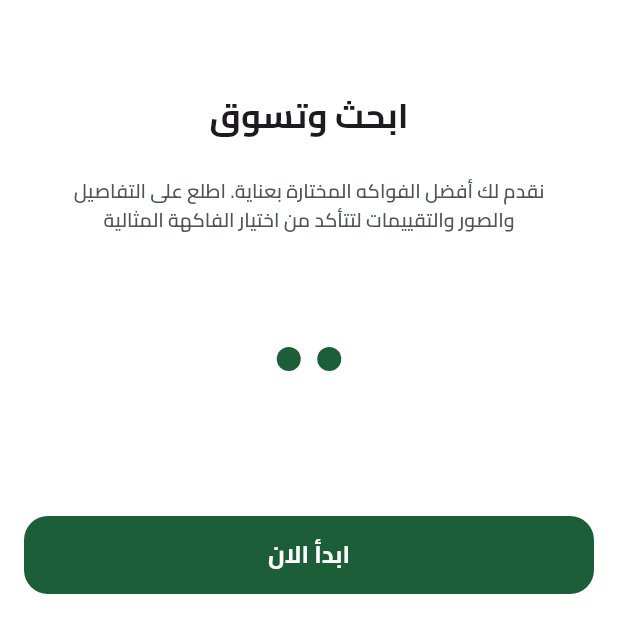
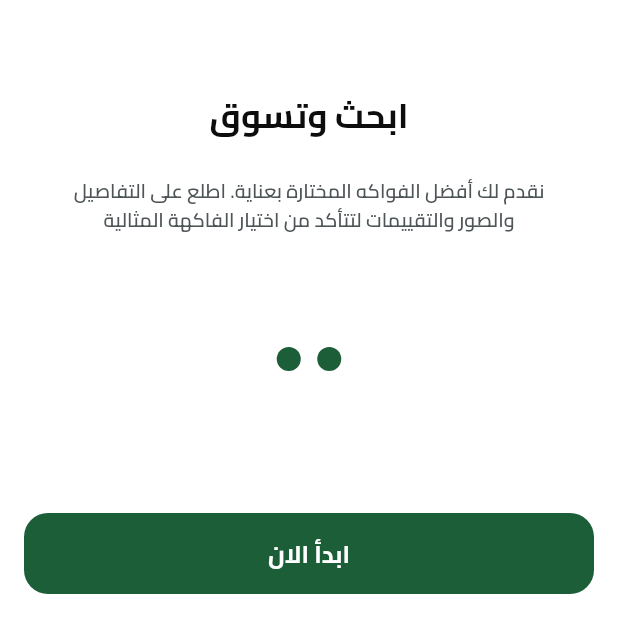
Before and after one commit to TarekLotfy30/fruit_hub, a Flutter app: the screen it shows after launch, swiped to page 2, on a phone screen of 412 x 824 dp, the part 618-1236 px from its top. Run offline on Flutter 3.47's test engine with Material 3 defaults, Android fonts, the phone set to English and light mode, and no system bars; drawn by our look-alikes of smooth_page_indicator; our stand-ins replace device_preview, easy_localization, flutter_bloc, flutter_svg.

Commit message:
add theme light and dark

```diff
--- a/lib/core/helpers/images.dart
+++ b/lib/core/helpers/images.dart
@@ -1,5 +1,5 @@
 class AppImages {
-  AppImages._();
+  const AppImages._();
 
   // Splash Screen
   static const String circles = 'assets/svgs/splash/circles.svg';
--- a/lib/core/theming/colors/app_colors.dart
+++ b/lib/core/theming/colors/app_colors.dart
@@ -1,13 +1,13 @@
 import 'package:flutter/material.dart';
 
 class AppColors {
-  AppColors._(); //or make it Abstract class
+  const AppColors._(); //or make it Abstract class
 
   // Primary Colors
   static const Color primaryColor = Color(0xFF1B5E37);
   static const Color secondaryColor = Color(0xFFF4A91F);
-  static const Color backgroundColor = Color(0xFFFFFFFF);
-  static const Color black = Color(0xFF0C0D0D);
+  static const Color white = Color(0xFFFFFFFF);
+  static const Color black = Color(0xFF0D0D0D);
   static const Color darkGray = Color(0xFF4E5556);
   static const Color coolGray = Color(0xFF949D9E);
 
--- /dev/null
+++ b/lib/core/theming/themes/app_styles.dart
@@ -0,0 +1,102 @@
+import 'package:flutter/material.dart';
+
+import '../colors/app_colors.dart';
+import '../typography/app_text_style.dart';
+
+/*    floatingActionButtonTheme: const FloatingActionButtonThemeData(
+      backgroundColor: AppColors.primaryColor,
+      elevation: 0,
+      shape: CircleBorder(),
+    ),
+    inputDecorationTheme: InputDecorationTheme(
+      border: OutlineInputBorder(
+        borderRadius: BorderRadius.circular(10),
+      ),
+      enabledBorder: const OutlineInputBorder(
+        borderSide: BorderSide(
+          width: 0.85,
+        ),
+      ),
+      focusedBorder: const OutlineInputBorder(
+        borderSide: BorderSide(
+          color: AppColors.primaryColor,
+          width: 1,
+        ),
+      ),
+      labelStyle: const TextStyle(
+        fontSize: 13,
+        fontFamily: 'Lato',
+      ),
+      floatingLabelStyle: const TextStyle(
+        color: AppColors.primaryColor,
+        fontSize: 13,
+        fontFamily: 'Lato',
+      ),
+      prefixIconColor: AppColors.primaryColor,
+      suffixIconColor: AppColors.primaryColor,
+    ),
+   */
+class AppStyles {
+  const AppStyles._();
+
+  //---------------------- Common Styles -------------------------
+  /// Define Page transitions for iOS and Android.
+  static const PageTransitionsTheme pageTransitionsTheme = PageTransitionsTheme(
+    builders: {
+      TargetPlatform.iOS: CupertinoPageTransitionsBuilder(),
+      TargetPlatform.android: CupertinoPageTransitionsBuilder(),
+    },
+  );
+
+  /// Define Common ElevatedButton Style
+  static final ButtonStyle baseElevatedButtonStyle = ElevatedButton.styleFrom(
+    padding: const EdgeInsets.symmetric(
+      horizontal: 14,
+      vertical: 12,
+    ),
+    backgroundColor: AppColors.primaryColor,
+    elevation: 0,
+    minimumSize: const Size(double.maxFinite, 52),
+    shape: RoundedRectangleBorder(
+      borderRadius: BorderRadius.circular(16),
+    ),
+    textStyle: AppTextStyles.textStyle16.copyWith(
+      fontWeight: FontWeight.bold,
+      fontFamily: 'Cairo',
+    ),
+  );
+
+  //---------------------- Light Theme --------------------------
+
+  /// Defines the ElevatedButton Light Theme
+  static final ElevatedButtonThemeData elevatedButtonLightTheme =
+      ElevatedButtonThemeData(
+    style: baseElevatedButtonStyle.copyWith(
+      foregroundColor: WidgetStateProperty.all(AppColors.white),
+    ),
+  );
+
+  /// Defines the TextTheme Light Theme
+  static final TextTheme textLightTheme = ThemeData.light().textTheme.apply(
+        fontFamily: 'Cairo',
+        displayColor: AppColors.black,
+        bodyColor: AppColors.black,
+      );
+
+  //---------------------- Dark Theme --------------------------
+
+  /// Defines the ElevatedButton Dark Theme
+  static final ElevatedButtonThemeData elevatedButtonDarkTheme =
+      ElevatedButtonThemeData(
+    style: baseElevatedButtonStyle.copyWith(
+      foregroundColor: WidgetStateProperty.all(AppColors.black),
+    ),
+  );
+
+  /// Defines the TextTheme Dark Theme
+  static final TextTheme textDarkTheme = ThemeData.dark().textTheme.apply(
+        fontFamily: 'Cairo',
+        displayColor: AppColors.white,
+        bodyColor: AppColors.white,
+      );
+}
--- a/lib/core/theming/themes/app_theme.dart
+++ b/lib/core/theming/themes/app_theme.dart
@@ -1,65 +1,27 @@
 import 'package:flutter/material.dart';
 
 import '../colors/app_colors.dart';
+import 'app_styles.dart';
 
 /// A utility class for defining app themes using ThemeData.
 class AppTheme {
-  AppTheme._(); // Private constructor to prevent instantiation.
+  const AppTheme._(); // Private constructor to prevent instantiation.
 
   /// Defines the light mode theme.
-  static ThemeData lightMode = ThemeData(
-    pageTransitionsTheme: _pageTransitionsTheme,
-    primaryColor: AppColors.primaryColor,
-    scaffoldBackgroundColor: AppColors.backgroundColor,
-    fontFamily: 'Cairo',
-    /*    floatingActionButtonTheme: const FloatingActionButtonThemeData(
-      backgroundColor: AppColors.primaryColor,
-      elevation: 0,
-      shape: CircleBorder(),
-    ),
-    elevatedButtonTheme: ElevatedButtonThemeData(
-      style: ElevatedButton.styleFrom(
-        backgroundColor: AppColors.primaryColor,
-        elevation: 0,
-      ),
-    ),
-    inputDecorationTheme: InputDecorationTheme(
-      border: OutlineInputBorder(
-        borderRadius: BorderRadius.circular(10),
-      ),
-      enabledBorder: const OutlineInputBorder(
-        borderSide: BorderSide(
-          width: 0.85,
-        ),
-      ),
-      focusedBorder: const OutlineInputBorder(
-        borderSide: BorderSide(
-          color: AppColors.primaryColor,
-          width: 1,
-        ),
-      ),
-      labelStyle: const TextStyle(
-        fontSize: 13,
-        fontFamily: 'Lato',
-      ),
-      floatingLabelStyle: const TextStyle(
-        color: AppColors.primaryColor,
-        fontSize: 13,
-        fontFamily: 'Lato',
-      ),
-      prefixIconColor: AppColors.primaryColor,
-      suffixIconColor: AppColors.primaryColor,
-    ),*/
-  );
-
-  /// Defines the page transition animations for different platforms.
-  static const PageTransitionsTheme _pageTransitionsTheme =
-      PageTransitionsTheme(
-    builders: {
-      TargetPlatform.android: CupertinoPageTransitionsBuilder(),
-      TargetPlatform.iOS: CupertinoPageTransitionsBuilder(),
-    },
+  static final ThemeData lightMode = ThemeData(
+    brightness: Brightness.light,
+    scaffoldBackgroundColor: AppColors.white,
+    pageTransitionsTheme: AppStyles.pageTransitionsTheme,
+    elevatedButtonTheme: AppStyles.elevatedButtonLightTheme,
+    textTheme: AppStyles.textLightTheme,
   );
 
   /// Defines the dark mode theme.
+  static final ThemeData darkMode = ThemeData.dark().copyWith(
+    brightness: Brightness.dark,
+    scaffoldBackgroundColor: AppColors.black,
+    pageTransitionsTheme: AppStyles.pageTransitionsTheme,
+    textTheme: AppStyles.textDarkTheme,
+    elevatedButtonTheme: AppStyles.elevatedButtonDarkTheme,
+  );
 }
--- a/lib/core/theming/typography/app_text_style.dart
+++ b/lib/core/theming/typography/app_text_style.dart
@@ -4,13 +4,14 @@ import 'package:flutter/material.dart';
 
 import 'font_weight_helper.dart';
 
-abstract class AppStyles {
+class AppTextStyles {
   /*static const textStyle33 = TextStyle(
     fontSize: 33,
     fontWeight: FontWeight.w900,
     //fontFamily: kGtSectraFine,
     letterSpacing: 1.2,
   ); */
+  const AppTextStyles._();
 
   static const textStyle48 = TextStyle(
     fontSize: 48,
--- a/lib/core/theming/typography/font_weight_helper.dart
+++ b/lib/core/theming/typography/font_weight_helper.dart
@@ -1,7 +1,7 @@
 import 'package:flutter/material.dart';
 
 class FontWeightHelper {
-  FontWeightHelper._(); // Private constructor to prevent instantiation
+  const FontWeightHelper._(); // Private constructor to prevent instantiation
 
   static const FontWeight thin = FontWeight.w100;
   static const FontWeight extraLight = FontWeight.w200;
--- a/lib/core/widgets/app_button_custom.dart
+++ /dev/null
@@ -1,57 +0,0 @@
-import 'package:flutter/material.dart';
-
-import '../theming/colors/app_colors.dart';
-import '../theming/typography/app_text_style.dart';
-import 'app_text_custom.dart';
-
-class AppButton extends StatelessWidget {
-  const AppButton({
-    super.key,
-    required this.onPressed,
-    this.horizontalPadding,
-    this.verticalPadding,
-    this.buttonBackgroundColor,
-    this.buttonWidth,
-    this.buttonHeight,
-    this.borderRadius,
-    required this.buttonText,
-    this.textStyle,
-  });
-
-  final VoidCallback onPressed;
-  final double? horizontalPadding;
-  final double? verticalPadding;
-  final Color? buttonBackgroundColor;
-  final double? buttonWidth;
-  final double? buttonHeight;
-  final double? borderRadius;
-  final String buttonText;
-  final TextStyle? textStyle;
-
-  @override
-  Widget build(BuildContext context) {
-    return ElevatedButton(
-      onPressed: onPressed,
-      style: ElevatedButton.styleFrom(
-        padding: EdgeInsets.symmetric(
-          horizontal: horizontalPadding ?? 14,
-          vertical: verticalPadding ?? 12,
-        ),
-        backgroundColor: buttonBackgroundColor ?? AppColors.primaryColor,
-        elevation: 0,
-        minimumSize: Size(buttonWidth ?? double.maxFinite, buttonHeight ?? 52),
-        shape: RoundedRectangleBorder(
-          borderRadius: BorderRadius.circular(borderRadius ?? 16),
-        ),
-      ),
-      child: AppText(
-        text: buttonText,
-        style: textStyle ??
-            AppStyles.textStyle16.copyWith(
-              fontWeight: FontWeight.w700,
-              color: Colors.white,
-            ),
-      ),
-    );
-  }
-}
--- a/lib/core/widgets/app_text_custom.dart
+++ b/lib/core/widgets/app_text_custom.dart
@@ -4,12 +4,12 @@ class AppText extends StatelessWidget {
   const AppText({
     super.key,
     required this.text,
-    required this.style,
+    this.style = const TextStyle(),
     this.textAlign,
   });
 
   final String text;
-  final TextStyle style;
+  final TextStyle? style;
   final TextAlign? textAlign;
 
   @override
--- a/lib/features/onboarding/presentation/widgets/onboarding_custom_widget.dart
+++ b/lib/features/onboarding/presentation/widgets/onboarding_custom_widget.dart
@@ -53,16 +53,16 @@ class OnboardingWidget extends StatelessWidget {
               children: [
                 const TextSpan(
                   text: 'مرحبًا بك في ',
-                  style: AppStyles.textStyle23,
+                  style: AppTextStyles.textStyle23,
                 ),
                 TextSpan(
                   text: 'Fruit',
-                  style: AppStyles.textStyle23
+                  style: AppTextStyles.textStyle23
                       .copyWith(color: AppColors.primaryColor),
                 ),
                 TextSpan(
                   text: 'HUB',
-                  style: AppStyles.textStyle23
+                  style: AppTextStyles.textStyle23
                       .copyWith(color: AppColors.secondaryColor),
                 ),
               ],
@@ -71,7 +71,7 @@ class OnboardingWidget extends StatelessWidget {
         else
           const AppText(
             text: 'ابحث وتسوق',
-            style: AppStyles.textStyle23,
+            style: AppTextStyles.textStyle23,
           ),
         const SizedBox(
           height: 25,
@@ -80,7 +80,7 @@ class OnboardingWidget extends StatelessWidget {
           padding: const EdgeInsets.symmetric(horizontal: 39),
           child: AppText(
             text: onboardingModel.description,
-            style: AppStyles.textStyle13.copyWith(
+            style: AppTextStyles.textStyle13.copyWith(
               fontWeight: FontWeight.w600,
               color: AppColors.darkGray,
             ),
--- a/lib/features/onboarding/presentation/widgets/onboarding_view_body.dart
+++ b/lib/features/onboarding/presentation/widgets/onboarding_view_body.dart
@@ -6,7 +6,6 @@ import '../../../../core/helpers/extensions.dart';
 import '../../../../core/routing/routes.dart';
 import '../../../../core/theming/colors/app_colors.dart';
 import '../../../../core/theming/typography/app_text_style.dart';
-import '../../../../core/widgets/app_button_custom.dart';
 import '../../../../core/widgets/app_text_custom.dart';
 import '../../logic/onboarding_cubit.dart';
 import 'onboarding_custom_widget.dart';
--- a/lib/features/onboarding/presentation/widgets/skip_button.dart
+++ b/lib/features/onboarding/presentation/widgets/skip_button.dart
@@ -23,7 +23,8 @@ class _SkipButton extends StatelessWidget {
         onPressed: () async => _navigateToLogin(context),
         child: AppText(
           text: 'تخط',
-          style: AppStyles.textStyle13.copyWith(color: AppColors.primaryColor),
+          style:
+              AppTextStyles.textStyle13.copyWith(color: AppColors.primaryColor),
         ),
       ),
     );
--- a/lib/features/onboarding/presentation/widgets/start_button.dart
+++ b/lib/features/onboarding/presentation/widgets/start_button.dart
@@ -19,9 +19,11 @@ class _StartButton extends StatelessWidget {
         vertical: 16,
         horizontal: 16,
       ),
-      child: AppButton(
+      child: ElevatedButton(
         onPressed: () async => _navigateToLogin(context),
-        buttonText: 'ابدأ الان',
+        child: const AppText(
+          text: 'ابدأ الان',
+        ),
       ),
     );
   }
--- a/lib/fruit_app.dart
+++ b/lib/fruit_app.dart
@@ -19,6 +19,8 @@ class FruitApp extends StatelessWidget {
       supportedLocales: context.supportedLocales,
       locale: const Locale('ar'),
       theme: AppTheme.lightMode,
+      darkTheme: AppTheme.darkMode,
+      themeMode: ThemeMode.system,
       initialRoute: Routes.splashScreen,
       onGenerateRoute: appRouter.generateRoute,
     );
--- a/lib/main.dart
+++ b/lib/main.dart
@@ -17,6 +17,7 @@ void main() async {
     const SystemUiOverlayStyle(
       systemNavigationBarColor: AppColors.primaryColor, // navigation bar color
       statusBarColor: AppColors.primaryColor, // status bar color
+      statusBarIconBrightness: Brightness.light, // status bar icons' color
     ),
   );
   SystemChrome.setPreferredOrientations([
```
